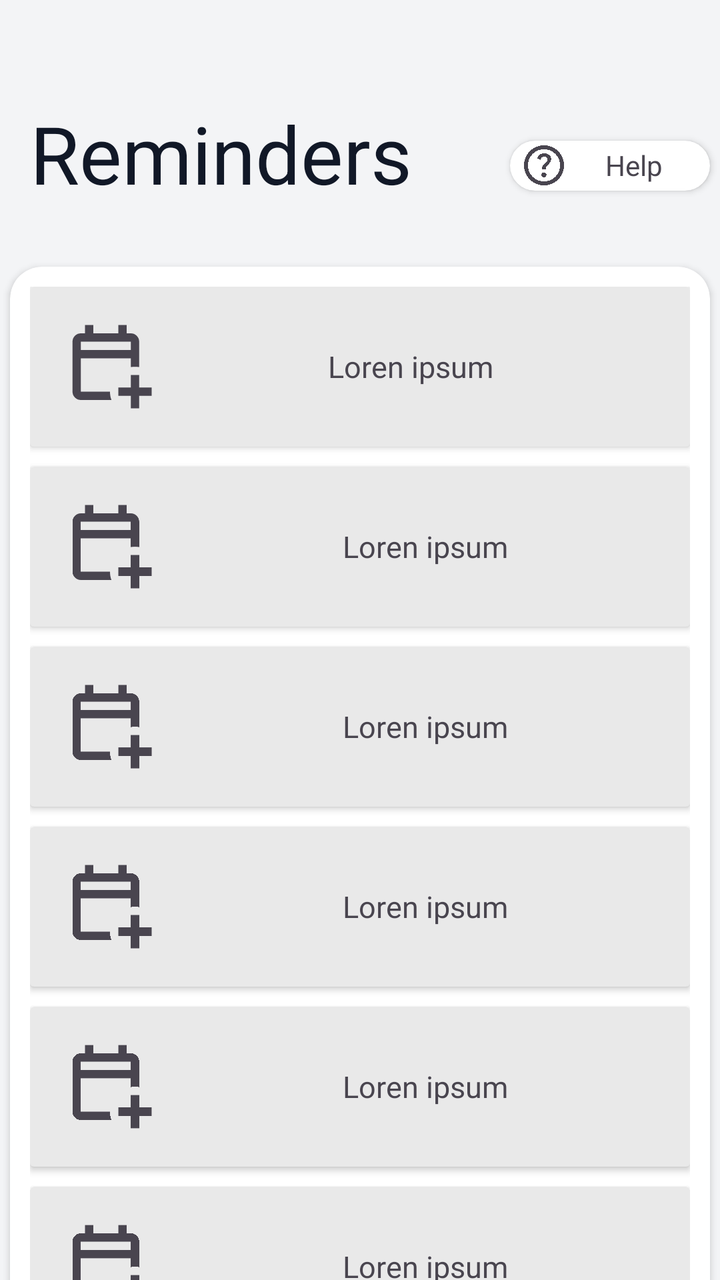
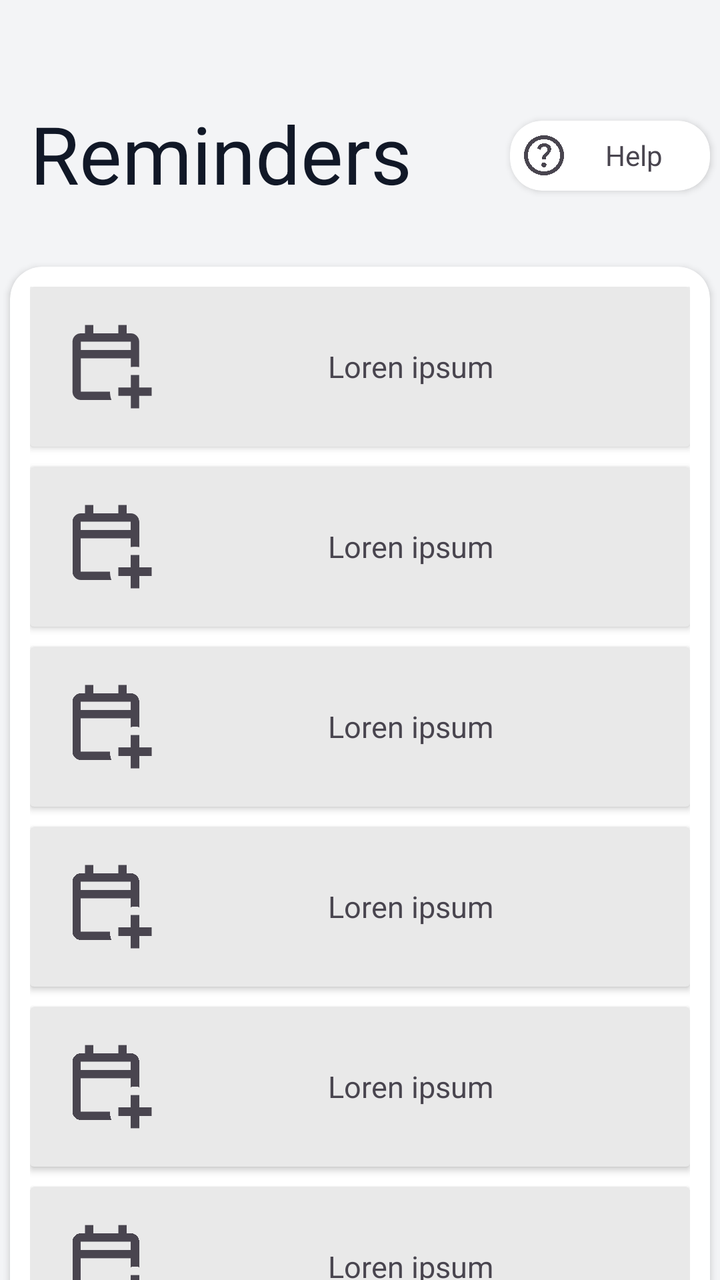

An Android layout rendered at two revisions. The XML below is the earlier revision; the diff shows what the commit changed to produce the second picture.
<!-- AndroidManifest.xml: application theme Theme.AppMotoTrack -->
<!-- res/layout/fragment_remainders.xml -->
<?xml version="1.0" encoding="utf-8"?>
<androidx.constraintlayout.widget.ConstraintLayout xmlns:android="http://schemas.android.com/apk/res/android"
    xmlns:app="http://schemas.android.com/apk/res-auto"
    android:id="@+id/remainders"
    android:layout_width="match_parent"
    android:layout_height="match_parent"
    android:background="@color/background_light">

    

    <androidx.cardview.widget.CardView
        android:id="@+id/CV_RemainderRemainderMenu"
        android:layout_width="350dp"
        android:layout_height="600dp"
        android:layout_marginTop="30dp"
        app:cardBackgroundColor="?attr/colorSurface"
        app:cardCornerRadius="16dp"
        app:layout_constraintEnd_toEndOf="parent"
        app:layout_constraintStart_toStartOf="parent"
        app:layout_constraintTop_toBottomOf="@id/TV_Reminders">

        <LinearLayout
            android:layout_width="match_parent"
            android:layout_height="match_parent"
            android:orientation="vertical"
            android:padding="10dp">

            <androidx.cardview.widget.CardView
                android:id="@+id/CV_Remainder1Menu"
                android:layout_width="match_parent"
                android:layout_height="80dp"
                android:layout_marginBottom="10dp"
                android:backgroundTint="?attr/colorOnSecondary">

                <LinearLayout
                    android:id="@+id/IconRemindersMenu1"
                    android:layout_width="match_parent"
                    android:layout_height="match_parent"
                    android:gravity="center_vertical"
                    android:orientation="horizontal"
                    android:paddingStart="15dp"
                    android:paddingEnd="15dp">

                    <ImageView
                        android:layout_width="50dp"
                        android:layout_height="50dp"
                        android:src="@drawable/ic_calendar_add_on"
                        app:tint="?attr/colorOnSurfaceVariant" />

                    <TextView
                        android:layout_width="0dp"
                        android:layout_height="match_parent"
                        android:layout_weight="1"
                        android:gravity="center"
                        android:text="@string/loremipsum"
                        android:textSize="15sp" />

                </LinearLayout>

            </androidx.cardview.widget.CardView>

            <androidx.cardview.widget.CardView
                android:id="@+id/CV_Remainder2Menu"
                android:layout_width="match_parent"
                android:layout_height="80dp"
                android:layout_marginBottom="10dp"
                android:backgroundTint="?attr/colorOnSecondary">

                <LinearLayout
                    android:id="@+id/IconRemindersMenu2"
                    android:layout_width="match_parent"
                    android:layout_height="match_parent"
                    android:gravity="center_vertical"
                    android:orientation="horizontal"
                    android:paddingStart="15dp">

                    <ImageView
                        android:layout_width="50dp"
                        android:layout_height="50dp"
                        android:src="@drawable/ic_calendar_add_on"
                        app:tint="?attr/colorOnSurfaceVariant" />

                    <TextView
                        android:layout_width="0dp"
                        android:layout_height="wrap_content"
                        android:layout_weight="1"
                        android:gravity="center"
                        android:text="@string/loremipsum"
                        android:textSize="15sp" />

                </LinearLayout>

            </androidx.cardview.widget.CardView>

            <androidx.cardview.widget.CardView
                android:id="@+id/CV_Remainder3Menu"
                android:layout_width="match_parent"
                android:layout_height="80dp"
                android:layout_marginBottom="10dp"
                android:backgroundTint="?attr/colorOnSecondary">

                <LinearLayout
                    android:id="@+id/IconRemindersMenu3"
                    android:layout_width="match_parent"
                    android:layout_height="match_parent"
                    android:gravity="center_vertical"
                    android:orientation="horizontal"
                    android:paddingStart="15dp">

                    <ImageView
                        android:layout_width="50dp"
                        android:layout_height="50dp"
                        android:src="@drawable/ic_calendar_add_on"
                        app:tint="?attr/colorOnSurfaceVariant" />

                    <TextView
                        android:layout_width="0dp"
                        android:layout_height="wrap_content"
                        android:layout_weight="1"
                        android:gravity="center"
                        android:text="@string/loremipsum"
                        android:textSize="15sp" />

                </LinearLayout>

            </androidx.cardview.widget.CardView>

            <androidx.cardview.widget.CardView
                android:id="@+id/CV_Remainder4Menu"
                android:layout_width="match_parent"
                android:layout_height="80dp"
                android:layout_marginBottom="10dp"
                android:backgroundTint="?attr/colorOnSecondary">

                <LinearLayout
                    android:id="@+id/IconRemindersMenu4"
                    android:layout_width="match_parent"
                    android:layout_height="match_parent"
                    android:gravity="center_vertical"
                    android:orientation="horizontal"
                    android:paddingStart="15dp">

                    <ImageView
                        android:layout_width="50dp"
                        android:layout_height="50dp"
                        android:src="@drawable/ic_calendar_add_on"
                        app:tint="?attr/colorOnSurfaceVariant" />

                    <TextView
                        android:layout_width="0dp"
                        android:layout_height="wrap_content"
                        android:layout_weight="1"
                        android:gravity="center"
                        android:text="@string/loremipsum"
                        android:textSize="15sp" />

                </LinearLayout>

            </androidx.cardview.widget.CardView>

            <androidx.cardview.widget.CardView
                android:id="@+id/CV_Remainder5Menu"
                android:layout_width="match_parent"
                android:layout_height="80dp"
                android:layout_marginBottom="10dp"
                android:backgroundTint="?attr/colorOnSecondary">

                <LinearLayout
                    android:id="@+id/IconRemindersMenu5"
                    android:layout_width="match_parent"
                    android:layout_height="match_parent"
                    android:gravity="center_vertical"
                    android:orientation="horizontal"
                    android:paddingStart="15dp">

                    <ImageView
                        android:layout_width="50dp"
                        android:layout_height="50dp"
                        android:src="@drawable/ic_calendar_add_on"
                        app:tint="?attr/colorOnSurfaceVariant" />

                    <TextView
                        android:layout_width="0dp"
                        android:layout_height="wrap_content"
                        android:layout_weight="1"
                        android:gravity="center"
                        android:text="@string/loremipsum"
                        android:textSize="15sp" />

                </LinearLayout>

            </androidx.cardview.widget.CardView>

            <androidx.cardview.widget.CardView
                android:id="@+id/CV_Remainder6Menu"
                android:layout_width="match_parent"
                android:layout_height="80dp"
                android:layout_marginBottom="10dp"
                android:backgroundTint="?attr/colorOnSecondary">

                <LinearLayout
                    android:id="@+id/IconRemindersMenu6"
                    android:layout_width="match_parent"
                    android:layout_height="match_parent"
                    android:gravity="center_vertical"
                    android:orientation="horizontal"
                    android:paddingStart="15dp">

                    <ImageView
                        android:layout_width="50dp"
                        android:layout_height="50dp"
                        android:src="@drawable/ic_calendar_add_on"
                        app:tint="?attr/colorOnSurfaceVariant" />

                    <TextView
                        android:layout_width="0dp"
                        android:layout_height="wrap_content"
                        android:layout_weight="1"
                        android:gravity="center"
                        android:text="@string/loremipsum"
                        android:textSize="15sp" />

                </LinearLayout>

            </androidx.cardview.widget.CardView>

            <androidx.cardview.widget.CardView
                android:id="@+id/CV_Remainder7Menu"
                android:layout_width="match_parent"
                android:layout_height="80dp"
                android:layout_marginBottom="10dp"
                android:backgroundTint="?attr/colorOnSecondary">

                <LinearLayout
                    android:id="@+id/IconRemindersMenu7"
                    android:layout_width="match_parent"
                    android:layout_height="match_parent"
                    android:gravity="center_vertical"
                    android:orientation="horizontal"
                    android:paddingStart="15dp">

                    <ImageView
                        android:layout_width="50dp"
                        android:layout_height="50dp"
                        android:src="@drawable/ic_calendar_add_on"
                        app:tint="?attr/colorOnSurfaceVariant" />

                    <TextView
                        android:layout_width="0dp"
                        android:layout_height="wrap_content"
                        android:layout_weight="1"
                        android:gravity="center"
                        android:text="@string/loremipsum"
                        android:textSize="15sp" />

                </LinearLayout>

            </androidx.cardview.widget.CardView>

        </LinearLayout>

    </androidx.cardview.widget.CardView>


    

    <TextView
        android:id="@+id/TV_Reminders"
        android:layout_width="wrap_content"
        android:layout_height="wrap_content"
        android:layout_marginStart="10dp"
        android:layout_marginTop="50dp"
        android:gravity="center_vertical"
        android:text="@string/reminders"
        android:textColor="?attr/colorOnPrimary"
        android:textSize="40sp"
        app:layout_constraintStart_toStartOf="@id/CV_RemainderRemainderMenu"
        app:layout_constraintTop_toTopOf="parent" />


    

    <androidx.cardview.widget.CardView
        android:id="@+id/CV_help"
        android:layout_width="100dp"
        android:layout_height="25dp"
        android:layout_marginBottom="8dp"
        app:cardCornerRadius="16dp"
        app:layout_constraintBottom_toBottomOf="@id/TV_Reminders"
        app:layout_constraintEnd_toEndOf="@id/CV_RemainderRemainderMenu">

        <LinearLayout
            android:id="@+id/IconMenuHelp"
            android:layout_width="match_parent"
            android:layout_height="match_parent"
            android:gravity="center_vertical"
            android:orientation="horizontal"
            android:paddingStart="5dp"
            android:paddingEnd="5dp">

            <TextView
                android:layout_width="0dp"
                android:layout_height="wrap_content"
                android:layout_weight="1"
                android:gravity="center"
                android:text="@string/help"
                app:drawableStartCompat="@drawable/ic_help"
                app:drawableTint="?attr/colorOnSurfaceVariant" />

        </LinearLayout>

    </androidx.cardview.widget.CardView>

</androidx.constraintlayout.widget.ConstraintLayout>
<!-- resources referenced by this layout -->
<resources>
  <color name="background_light">#F3F4F6</color>
  <!-- drawable ic_calendar_add_on (drawable) -->
  <vector xmlns:android="http://schemas.android.com/apk/res/android" android:height="24dp" android:tint="#000000" android:viewportHeight="960" android:viewportWidth="960" android:width="24dp">
        
      <path android:fillColor="@android:color/white" android:pathData="M680,880L680,760L560,760L560,680L680,680L680,560L760,560L760,680L880,680L880,760L760,760L760,880L680,880ZM200,800Q167,800 143.5,776.5Q120,753 120,720L120,240Q120,207 143.5,183.5Q167,160 200,160L240,160L240,80L320,80L320,160L560,160L560,80L640,80L640,160L680,160Q713,160 736.5,183.5Q760,207 760,240L760,484Q740,481 720,481Q700,481 680,484L680,400L200,400L200,720Q200,720 200,720Q200,720 200,720L480,720Q480,740 483,760Q486,780 494,800L200,800ZM200,320L680,320L680,240Q680,240 680,240Q680,240 680,240L200,240Q200,240 200,240Q200,240 200,240L200,320ZM200,320L200,240Q200,240 200,240Q200,240 200,240L200,240Q200,240 200,240Q200,240 200,240L200,320Z"/>
      
  </vector>
  <!-- drawable ic_help (drawable) -->
  <vector xmlns:android="http://schemas.android.com/apk/res/android" android:autoMirrored="true" android:height="24dp" android:tint="#000000" android:viewportHeight="960" android:viewportWidth="960" android:width="24dp">
        
      <path android:fillColor="@android:color/white" android:pathData="M513.5,705.5Q528,691 528,670Q528,649 513.5,634.5Q499,620 478,620Q457,620 442.5,634.5Q428,649 428,670Q428,691 442.5,705.5Q457,720 478,720Q499,720 513.5,705.5ZM442,566L516,566Q516,533 523.5,514Q531,495 566,462Q592,436 607,412.5Q622,389 622,356Q622,300 581,270Q540,240 484,240Q427,240 391.5,270Q356,300 342,342L408,368Q413,350 430.5,329Q448,308 484,308Q516,308 532,325.5Q548,343 548,364Q548,384 536,401.5Q524,419 506,434Q462,473 452,493Q442,513 442,566ZM480,880Q397,880 324,848.5Q251,817 197,763Q143,709 111.5,636Q80,563 80,480Q80,397 111.5,324Q143,251 197,197Q251,143 324,111.5Q397,80 480,80Q563,80 636,111.5Q709,143 763,197Q817,251 848.5,324Q880,397 880,480Q880,563 848.5,636Q817,709 763,763Q709,817 636,848.5Q563,880 480,880ZM480,800Q614,800 707,707Q800,614 800,480Q800,346 707,253Q614,160 480,160Q346,160 253,253Q160,346 160,480Q160,614 253,707Q346,800 480,800ZM480,480Q480,480 480,480Q480,480 480,480Q480,480 480,480Q480,480 480,480Q480,480 480,480Q480,480 480,480Q480,480 480,480Q480,480 480,480Z"/>
      
  </vector>
  <string name="help">Help</string>
  <string name="loremipsum" translatable="false">Loren ipsum</string>
  <string name="reminders">Reminders</string>
  <style name="Theme.AppMotoTrack" parent="Theme.Material3.DayNight.NoActionBar">
  
          <item name="colorPrimary">@color/yellow_primary</item>
          <item name="colorOnPrimary">@color/text_primary</item>
          <item name="colorSecondary">@color/blue_primary</item>
          <item name="android:colorAccent">@color/yellow_primary</item>
          <item name="colorOnSecondary">@color/navigationBar_light</item>
          <item name="android:windowBackground">@color/background_light</item>
          <item name="android:statusBarColor">@color/background_light</item>
          <item name="android:navigationBarColor">@color/background_light</item>
  
          <item name="colorSurface">@color/surface_white</item>
  
          <item name="android:windowLightStatusBar">true</item>
  
      </style>
  <color name="yellow_primary">#FACC15</color>
  <color name="text_primary">#111827</color>
  <color name="blue_primary">#2563EB</color>
  <color name="navigationBar_light">#E9E9E9</color>
  <color name="surface_white">#FFFFFF</color>
</resources>

<!-- the commit's change to res/layout/fragment_remainders.xml (unified diff, before → after) -->
@@ -32,7 +32,7 @@
                 android:layout_marginBottom="10dp"
                 android:backgroundTint="?attr/colorOnSecondary">
 
-                <LinearLayout
+                <androidx.appcompat.widget.LinearLayoutCompat
                     android:id="@+id/IconRemindersMenu1"
                     android:layout_width="match_parent"
                     android:layout_height="match_parent"
@@ -44,18 +44,19 @@
                     <ImageView
                         android:layout_width="50dp"
                         android:layout_height="50dp"
-                        android:src="@drawable/ic_calendar_add_on"
-                        app:tint="?attr/colorOnSurfaceVariant" />
-
-                    <TextView
-                        android:layout_width="0dp"
-                        android:layout_height="match_parent"
-                        android:layout_weight="1"
-                        android:gravity="center"
-                        android:text="@string/loremipsum"
-                        android:textSize="15sp" />
-
-                </LinearLayout>
+                        android:contentDescription="@string/CalendarAddIcon"
+                        android:src="@drawable/ic_calendar_add_on"
+                        app:tint="?attr/colorOnSurfaceVariant" />
+
+                    <TextView
+                        android:layout_width="0dp"
+                        android:layout_height="wrap_content"
+                        android:layout_weight="1"
+                        android:gravity="center"
+                        android:text="@string/loremipsum"
+                        android:textSize="15sp" />
+
+                </androidx.appcompat.widget.LinearLayoutCompat>
 
             </androidx.cardview.widget.CardView>
 
@@ -66,29 +67,31 @@
                 android:layout_marginBottom="10dp"
                 android:backgroundTint="?attr/colorOnSecondary">
 
-                <LinearLayout
+                <androidx.appcompat.widget.LinearLayoutCompat
                     android:id="@+id/IconRemindersMenu2"
                     android:layout_width="match_parent"
                     android:layout_height="match_parent"
                     android:gravity="center_vertical"
                     android:orientation="horizontal"
-                    android:paddingStart="15dp">
-
-                    <ImageView
-                        android:layout_width="50dp"
-                        android:layout_height="50dp"
-                        android:src="@drawable/ic_calendar_add_on"
-                        app:tint="?attr/colorOnSurfaceVariant" />
-
-                    <TextView
-                        android:layout_width="0dp"
-                        android:layout_height="wrap_content"
-                        android:layout_weight="1"
-                        android:gravity="center"
-                        android:text="@string/loremipsum"
-                        android:textSize="15sp" />
-
-                </LinearLayout>
+                    android:paddingStart="15dp"
+                    android:paddingEnd="15dp">
+
+                    <ImageView
+                        android:layout_width="50dp"
+                        android:layout_height="50dp"
+                        android:contentDescription="@string/CalendarAddIcon"
+                        android:src="@drawable/ic_calendar_add_on"
+                        app:tint="?attr/colorOnSurfaceVariant" />
+
+                    <TextView
+                        android:layout_width="0dp"
+                        android:layout_height="wrap_content"
+                        android:layout_weight="1"
+                        android:gravity="center"
+                        android:text="@string/loremipsum"
+                        android:textSize="15sp" />
+
+                </androidx.appcompat.widget.LinearLayoutCompat>
 
             </androidx.cardview.widget.CardView>
 
@@ -99,29 +102,31 @@
                 android:layout_marginBottom="10dp"
                 android:backgroundTint="?attr/colorOnSecondary">
 
-                <LinearLayout
+                <androidx.appcompat.widget.LinearLayoutCompat
                     android:id="@+id/IconRemindersMenu3"
                     android:layout_width="match_parent"
                     android:layout_height="match_parent"
                     android:gravity="center_vertical"
                     android:orientation="horizontal"
-                    android:paddingStart="15dp">
-
-                    <ImageView
-                        android:layout_width="50dp"
-                        android:layout_height="50dp"
-                        android:src="@drawable/ic_calendar_add_on"
-                        app:tint="?attr/colorOnSurfaceVariant" />
-
-                    <TextView
-                        android:layout_width="0dp"
-                        android:layout_height="wrap_content"
-                        android:layout_weight="1"
-                        android:gravity="center"
-                        android:text="@string/loremipsum"
-                        android:textSize="15sp" />
-
-                </LinearLayout>
+                    android:paddingStart="15dp"
+                    android:paddingEnd="15dp">
+
+                    <ImageView
+                        android:layout_width="50dp"
+                        android:layout_height="50dp"
+                        android:contentDescription="@string/CalendarAddIcon"
+                        android:src="@drawable/ic_calendar_add_on"
+                        app:tint="?attr/colorOnSurfaceVariant" />
+
+                    <TextView
+                        android:layout_width="0dp"
+                        android:layout_height="wrap_content"
+                        android:layout_weight="1"
+                        android:gravity="center"
+                        android:text="@string/loremipsum"
+                        android:textSize="15sp" />
+
+                </androidx.appcompat.widget.LinearLayoutCompat>
 
             </androidx.cardview.widget.CardView>
 
@@ -132,29 +137,31 @@
                 android:layout_marginBottom="10dp"
                 android:backgroundTint="?attr/colorOnSecondary">
 
-                <LinearLayout
+                <androidx.appcompat.widget.LinearLayoutCompat
                     android:id="@+id/IconRemindersMenu4"
                     android:layout_width="match_parent"
                     android:layout_height="match_parent"
                     android:gravity="center_vertical"
                     android:orientation="horizontal"
-                    android:paddingStart="15dp">
-
-                    <ImageView
-                        android:layout_width="50dp"
-                        android:layout_height="50dp"
-                        android:src="@drawable/ic_calendar_add_on"
-                        app:tint="?attr/colorOnSurfaceVariant" />
-
-                    <TextView
-                        android:layout_width="0dp"
-                        android:layout_height="wrap_content"
-                        android:layout_weight="1"
-                        android:gravity="center"
-                        android:text="@string/loremipsum"
-                        android:textSize="15sp" />
-
-                </LinearLayout>
+                    android:paddingStart="15dp"
+                    android:paddingEnd="15dp">
+
+                    <ImageView
+                        android:layout_width="50dp"
+                        android:layout_height="50dp"
+                        android:contentDescription="@string/CalendarAddIcon"
+                        android:src="@drawable/ic_calendar_add_on"
+                        app:tint="?attr/colorOnSurfaceVariant" />
+
+                    <TextView
+                        android:layout_width="0dp"
+                        android:layout_height="wrap_content"
+                        android:layout_weight="1"
+                        android:gravity="center"
+                        android:text="@string/loremipsum"
+                        android:textSize="15sp" />
+
+                </androidx.appcompat.widget.LinearLayoutCompat>
 
             </androidx.cardview.widget.CardView>
 
@@ -165,29 +172,31 @@
                 android:layout_marginBottom="10dp"
                 android:backgroundTint="?attr/colorOnSecondary">
 
-                <LinearLayout
+                <androidx.appcompat.widget.LinearLayoutCompat
                     android:id="@+id/IconRemindersMenu5"
                     android:layout_width="match_parent"
                     android:layout_height="match_parent"
                     android:gravity="center_vertical"
                     android:orientation="horizontal"
-                    android:paddingStart="15dp">
-
-                    <ImageView
-                        android:layout_width="50dp"
-                        android:layout_height="50dp"
-                        android:src="@drawable/ic_calendar_add_on"
-                        app:tint="?attr/colorOnSurfaceVariant" />
-
-                    <TextView
-                        android:layout_width="0dp"
-                        android:layout_height="wrap_content"
-                        android:layout_weight="1"
-                        android:gravity="center"
-                        android:text="@string/loremipsum"
-                        android:textSize="15sp" />
-
-                </LinearLayout>
+                    android:paddingStart="15dp"
+                    android:paddingEnd="15dp">
+
+                    <ImageView
+                        android:layout_width="50dp"
+                        android:layout_height="50dp"
+                        android:contentDescription="@string/CalendarAddIcon"
+                        android:src="@drawable/ic_calendar_add_on"
+                        app:tint="?attr/colorOnSurfaceVariant" />
+
+                    <TextView
+                        android:layout_width="0dp"
+                        android:layout_height="wrap_content"
+                        android:layout_weight="1"
+                        android:gravity="center"
+                        android:text="@string/loremipsum"
+                        android:textSize="15sp" />
+
+                </androidx.appcompat.widget.LinearLayoutCompat>
 
             </androidx.cardview.widget.CardView>
 
@@ -198,29 +207,31 @@
                 android:layout_marginBottom="10dp"
                 android:backgroundTint="?attr/colorOnSecondary">
 
-                <LinearLayout
+                <androidx.appcompat.widget.LinearLayoutCompat
                     android:id="@+id/IconRemindersMenu6"
                     android:layout_width="match_parent"
                     android:layout_height="match_parent"
                     android:gravity="center_vertical"
                     android:orientation="horizontal"
-                    android:paddingStart="15dp">
-
-                    <ImageView
-                        android:layout_width="50dp"
-                        android:layout_height="50dp"
-                        android:src="@drawable/ic_calendar_add_on"
-                        app:tint="?attr/colorOnSurfaceVariant" />
-
-                    <TextView
-                        android:layout_width="0dp"
-                        android:layout_height="wrap_content"
-                        android:layout_weight="1"
-                        android:gravity="center"
-                        android:text="@string/loremipsum"
-                        android:textSize="15sp" />
-
-                </LinearLayout>
+                    android:paddingStart="15dp"
+                    android:paddingEnd="15dp">
+
+                    <ImageView
+                        android:layout_width="50dp"
+                        android:layout_height="50dp"
+                        android:contentDescription="@string/CalendarAddIcon"
+                        android:src="@drawable/ic_calendar_add_on"
+                        app:tint="?attr/colorOnSurfaceVariant" />
+
+                    <TextView
+                        android:layout_width="0dp"
+                        android:layout_height="wrap_content"
+                        android:layout_weight="1"
+                        android:gravity="center"
+                        android:text="@string/loremipsum"
+                        android:textSize="15sp" />
+
+                </androidx.appcompat.widget.LinearLayoutCompat>
 
             </androidx.cardview.widget.CardView>
 
@@ -231,36 +242,37 @@
                 android:layout_marginBottom="10dp"
                 android:backgroundTint="?attr/colorOnSecondary">
 
-                <LinearLayout
+                <androidx.appcompat.widget.LinearLayoutCompat
                     android:id="@+id/IconRemindersMenu7"
                     android:layout_width="match_parent"
                     android:layout_height="match_parent"
                     android:gravity="center_vertical"
                     android:orientation="horizontal"
-                    android:paddingStart="15dp">
-
-                    <ImageView
-                        android:layout_width="50dp"
-                        android:layout_height="50dp"
-                        android:src="@drawable/ic_calendar_add_on"
-                        app:tint="?attr/colorOnSurfaceVariant" />
-
-                    <TextView
-                        android:layout_width="0dp"
-                        android:layout_height="wrap_content"
-                        android:layout_weight="1"
-                        android:gravity="center"
-                        android:text="@string/loremipsum"
-                        android:textSize="15sp" />
-
-                </LinearLayout>
+                    android:paddingStart="15dp"
+                    android:paddingEnd="15dp">
+
+                    <ImageView
+                        android:layout_width="50dp"
+                        android:layout_height="50dp"
+                        android:contentDescription="@string/CalendarAddIcon"
+                        android:src="@drawable/ic_calendar_add_on"
+                        app:tint="?attr/colorOnSurfaceVariant" />
+
+                    <TextView
+                        android:layout_width="0dp"
+                        android:layout_height="wrap_content"
+                        android:layout_weight="1"
+                        android:gravity="center"
+                        android:text="@string/loremipsum"
+                        android:textSize="15sp" />
+
+                </androidx.appcompat.widget.LinearLayoutCompat>
 
             </androidx.cardview.widget.CardView>
 
         </LinearLayout>
 
     </androidx.cardview.widget.CardView>
-
 
     
 
@@ -277,13 +289,13 @@
         app:layout_constraintStart_toStartOf="@id/CV_RemainderRemainderMenu"
         app:layout_constraintTop_toTopOf="parent" />
 
-
     
 
     <androidx.cardview.widget.CardView
         android:id="@+id/CV_help"
         android:layout_width="100dp"
-        android:layout_height="25dp"
+        android:layout_height="35dp"
+        android:layout_marginTop="10dp"
         android:layout_marginBottom="8dp"
         app:cardCornerRadius="16dp"
         app:layout_constraintBottom_toBottomOf="@id/TV_Reminders"
<!-- resource entries referenced after the edit -->
@@ -13,6 +13,7 @@
       <path android:fillColor="@android:color/white" android:pathData="M513.5,705.5Q528,691 528,670Q528,649 513.5,634.5Q499,620 478,620Q457,620 442.5,634.5Q428,649 428,670Q428,691 442.5,705.5Q457,720 478,720Q499,720 513.5,705.5ZM442,566L516,566Q516,533 523.5,514Q531,495 566,462Q592,436 607,412.5Q622,389 622,356Q622,300 581,270Q540,240 484,240Q427,240 391.5,270Q356,300 342,342L408,368Q413,350 430.5,329Q448,308 484,308Q516,308 532,325.5Q548,343 548,364Q548,384 536,401.5Q524,419 506,434Q462,473 452,493Q442,513 442,566ZM480,880Q397,880 324,848.5Q251,817 197,763Q143,709 111.5,636Q80,563 80,480Q80,397 111.5,324Q143,251 197,197Q251,143 324,111.5Q397,80 480,80Q563,80 636,111.5Q709,143 763,197Q817,251 848.5,324Q880,397 880,480Q880,563 848.5,636Q817,709 763,763Q709,817 636,848.5Q563,880 480,880ZM480,800Q614,800 707,707Q800,614 800,480Q800,346 707,253Q614,160 480,160Q346,160 253,253Q160,346 160,480Q160,614 253,707Q346,800 480,800ZM480,480Q480,480 480,480Q480,480 480,480Q480,480 480,480Q480,480 480,480Q480,480 480,480Q480,480 480,480Q480,480 480,480Q480,480 480,480Z"/>
       
   </vector>
+  <string name="CalendarAddIcon">Calendar add icon</string>
   <string name="help">Help</string>
   <string name="loremipsum" translatable="false">Loren ipsum</string>
   <string name="reminders">Reminders</string>
